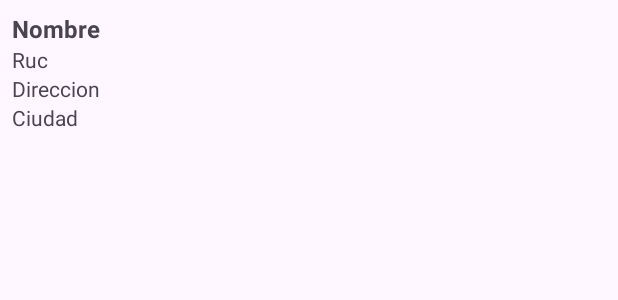
After one commit to Magia10/AlmaSoft, an Android app: the layout item_proveedor.xml on its own in the app's theme, with its tools: preview values and no code run, on a phone screen of 412 x 824 dp. The commit adds this screen. Shown: the top 300 px of the screen. Run offline under Robolectric (Android 15) with nearby library versions, the light colour scheme and no system bars.

Commit message:
ItemProveedor

```diff
--- a/app/src/main/java/com/example/almasoft/view/ProveedorAdapter.java
+++ b/app/src/main/java/com/example/almasoft/view/ProveedorAdapter.java
@@ -44,10 +44,10 @@ public class ProveedorAdapter extends BaseAdapter {
 
         Proveedor proveedor = proveedores.get(position);
 
-        TextView tvNombre = convertView.findViewById(R.id.TxtNombre);
-        TextView tvRuc = convertView.findViewById(R.id.TxtRuc);
-        TextView tvDireccion = convertView.findViewById(R.id.TxtDireccion);
-        TextView tvCiudad = convertView.findViewById(R.id.TxtCiudad);
+        TextView tvNombre = convertView.findViewById(R.id.TextNombre);
+        TextView tvRuc = convertView.findViewById(R.id.TextRuc);
+        TextView tvDireccion = convertView.findViewById(R.id.TextDireccion);
+        TextView tvCiudad = convertView.findViewById(R.id.TextCiudad);
 
         tvNombre.setText(proveedor.getNombre());
         tvRuc.setText(proveedor.getRuc());
--- /dev/null
+++ b/app/src/main/res/layout/item_proveedor.xml
@@ -0,0 +1,46 @@
+<?xml version="1.0" encoding="utf-8"?>
+<androidx.constraintlayout.widget.ConstraintLayout xmlns:android="http://schemas.android.com/apk/res/android"
+    xmlns:app="http://schemas.android.com/apk/res-auto"
+    android:layout_width="match_parent"
+    android:layout_height="wrap_content"
+    android:padding="8dp">
+
+    <TextView
+        android:id="@+id/TextNombre"
+        android:layout_width="0dp"
+        android:layout_height="wrap_content"
+        android:text="@string/TextProvedorNombre"
+        android:textSize="16sp"
+        android:textStyle="bold"
+        app:layout_constraintEnd_toEndOf="parent"
+        app:layout_constraintStart_toStartOf="parent"
+        app:layout_constraintTop_toTopOf="parent" />
+
+    <TextView
+        android:id="@+id/TextRuc"
+        android:layout_width="0dp"
+        android:layout_height="wrap_content"
+        android:text="@string/TextProvedorRuc"
+        app:layout_constraintEnd_toEndOf="parent"
+        app:layout_constraintStart_toStartOf="parent"
+        app:layout_constraintTop_toBottomOf="@+id/TextNombre" />
+
+    <TextView
+        android:id="@+id/TextDireccion"
+        android:layout_width="0dp"
+        android:layout_height="wrap_content"
+        android:text="@string/TextProvedorDir"
+        app:layout_constraintEnd_toEndOf="parent"
+        app:layout_constraintStart_toStartOf="parent"
+        app:layout_constraintTop_toBottomOf="@+id/TextRuc" />
+
+    <TextView
+        android:id="@+id/TextCiudad"
+        android:layout_width="0dp"
+        android:layout_height="wrap_content"
+        android:text="@string/TextProveedorCuidad"
+        app:layout_constraintEnd_toEndOf="parent"
+        app:layout_constraintStart_toStartOf="parent"
+        app:layout_constraintTop_toBottomOf="@+id/TextDireccion" />
+
+</androidx.constraintlayout.widget.ConstraintLayout>
--- a/app/src/main/res/values/strings.xml
+++ b/app/src/main/res/values/strings.xml
@@ -14,6 +14,7 @@
 
     <string name="TextProductoNuevo">NUEVO PRODUCTO</string>
     <string name="TextProvedorNuevo">NUEVO PROVEEDOR</string>
+    <string name="TextProvedorNombre">Nombre</string>
     <string name="TextProvedorRuc">Ruc</string>
     <string name="TextProvedorDir">Direccion</string>
     <string name="TextProveedorCuidad">Ciudad</string>
```
